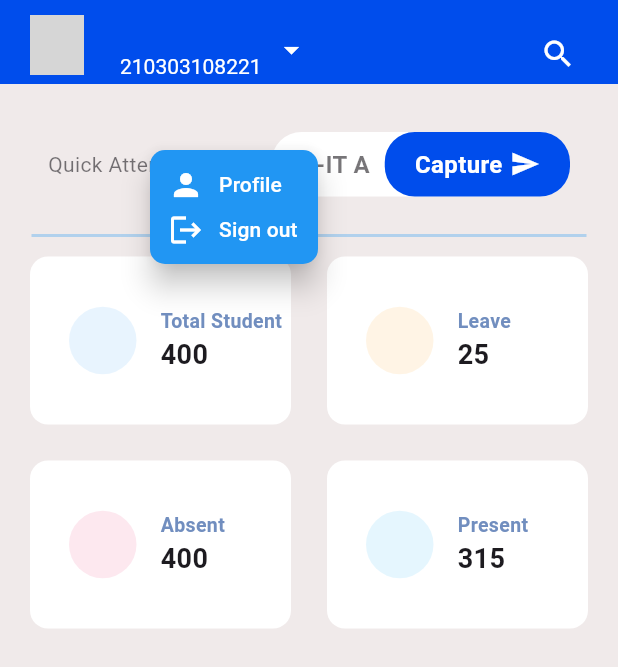
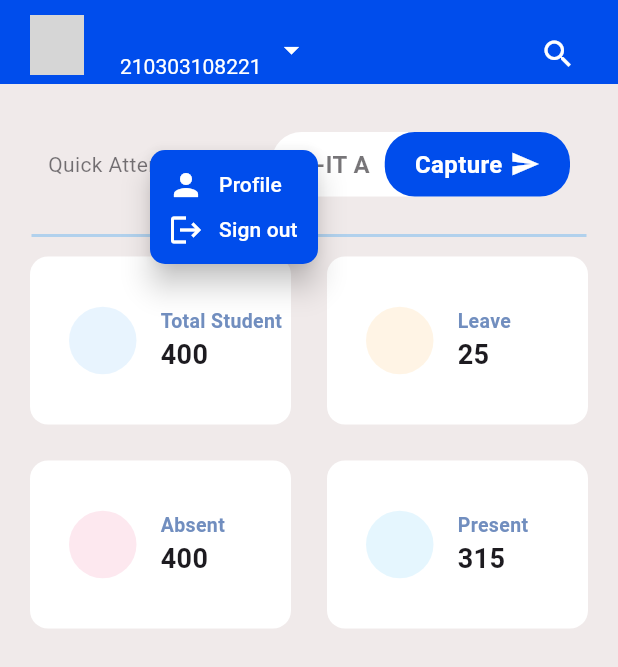
Before and after one commit to Sahilshaikh11/caulva, a Flutter app: the screen it shows once a user with an empty profile is signed in, after a tap on "210303108221", on a phone screen of 412 x 824 dp. Shown: the top 667 px of the screen. Run offline on Flutter 3.47's test engine with Material 3 defaults, Android fonts, the phone set to English and light mode, and no system bars; our stand-ins replace firebase_auth, firebase_core, firebase_storage; accounts and stored records are empty; network calls fail; grey boxes are pictures that could not be loaded.

Commit message:
features added

```diff
--- a/lib/features/dropdown_menu.dart
+++ b/lib/features/dropdown_menu.dart
@@ -1,4 +1,5 @@
 import 'package:caulva/pages/profile_page.dart';
+import 'package:caulva/theme/colors.dart';
 import 'package:firebase_auth/firebase_auth.dart';
 import 'package:flutter/material.dart';
 
@@ -32,22 +33,23 @@ void signOut(BuildContext context) async {
 
 void showDropdownMenu(BuildContext context) {
   showMenu(
-    color: Colors.blue,
+    color: AppColors.accentColor,
     context: context,
-    position: RelativeRect.fromLTRB(
+    position: const RelativeRect.fromLTRB(
         100, 100, 100, 100), // adjust the position as needed
     items: [
-      PopupMenuItem(
+      const PopupMenuItem(
         child: Row(
           children: [
             Icon(
               Icons.person,
-              color: Colors.white,
+              color: AppColors.textColorWhite,
             ), // Leading icon
             SizedBox(width: 10), // Add some space between icon and text
             Text(
               'Profile',
-              style: TextStyle(color: Colors.white), // White text color
+              style: TextStyle(
+                  color: AppColors.textColorWhite), // White text color
             ),
           ],
         ),
@@ -74,7 +76,7 @@ void showDropdownMenu(BuildContext context) {
         height: 30, // Adjust the height as needed
       ),
     ],
-    elevation: 8.0,
+    elevation: 8.0, // Set elevation here
     shape: RoundedRectangleBorder(
       borderRadius: BorderRadius.circular(10), // Add rounded corners
     ),
@@ -82,7 +84,7 @@ void showDropdownMenu(BuildContext context) {
     if (value == 'profile') {
       // Handle the profile option tap
       Navigator.of(context).push(
-        MaterialPageRoute(builder: (context) => ProfilePage()),
+        MaterialPageRoute(builder: (context) => ProfileView()),
       );
     } else if (value == 'signout') {
       // Handle the sign out option tap
--- a/lib/features/image_capture.dart
+++ b/lib/features/image_capture.dart
@@ -6,15 +6,22 @@ import 'package:intl/intl.dart';
 
 class ImageCapture {
   static const url =
-      'http://192.168.85.139:3131/shot.jpg'; // Replace with your IP camera URL
+      'http://192.168.205.204:3131/shot.jpg'; // Replace with your IP camera URL
 
-  static Future<void> captureAndUploadImage() async {
-    final response = await http.get(Uri.parse(url));
+  static Future<bool> captureAndUploadImage() async {
+    try {
+      final response = await http.get(Uri.parse(url));
 
-    if (response.statusCode == 200) {
-      await _uploadImageToFirebase(response.bodyBytes);
-    } else {
-      print('Failed to capture image: ${response.statusCode}');
+      if (response.statusCode == 200) {
+        await _uploadImageToFirebase(response.bodyBytes);
+        return true; // Success
+      } else {
+        print('Failed to capture image: ${response.statusCode}');
+        return false; // Failure
+      }
+    } catch (e) {
+      print('Failed to capture image: $e');
+      return false; // Failure
     }
   }
 
@@ -36,17 +43,24 @@ class ImageCapture {
     }
   }
 
-  static void startImageCapture() {
-    const interval = Duration(seconds: 5); // Set your desired interval here
+  static Future<bool> startImageCapture() async {
+    const interval = Duration(seconds: 2); // Set your desired interval here
     int imagesCaptured = 0;
+    bool success = true;
+
+    final completer = Completer<bool>();
 
     Timer.periodic(interval, (Timer timer) async {
       if (imagesCaptured < 5) {
-        await captureAndUploadImage();
+        bool result = await captureAndUploadImage();
+        if (!result) success = false;
         imagesCaptured++;
       } else {
         timer.cancel(); // Stop the timer after capturing 5 images
+        completer.complete(success);
       }
     });
+
+    return completer.future;
   }
 }
```
